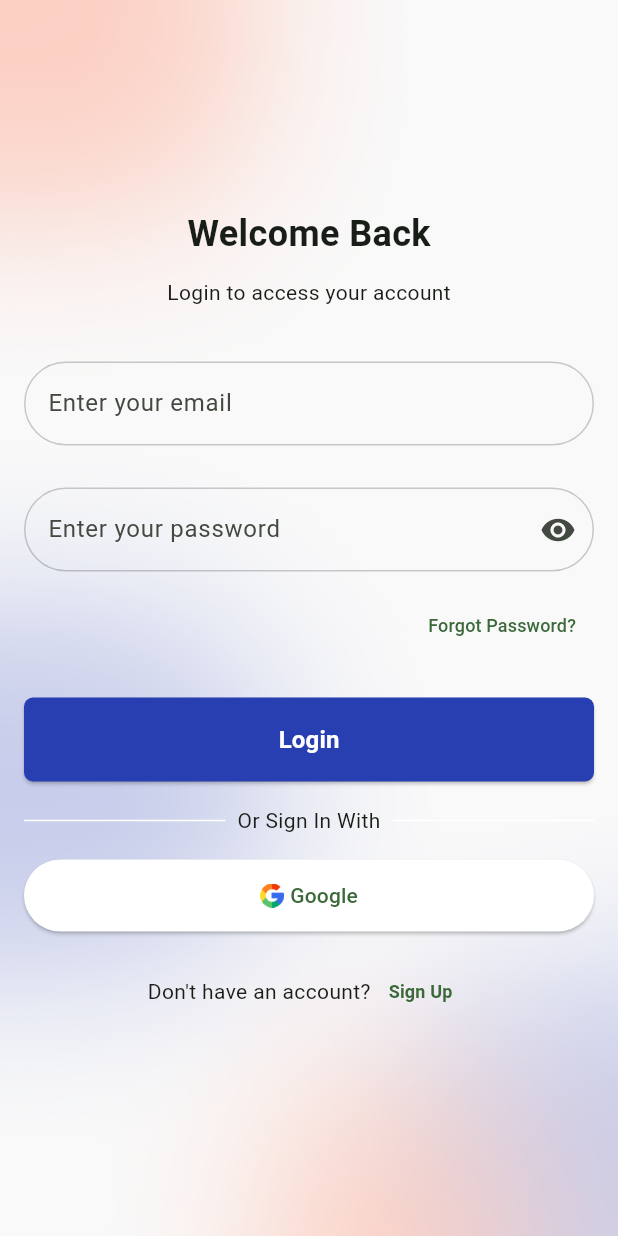
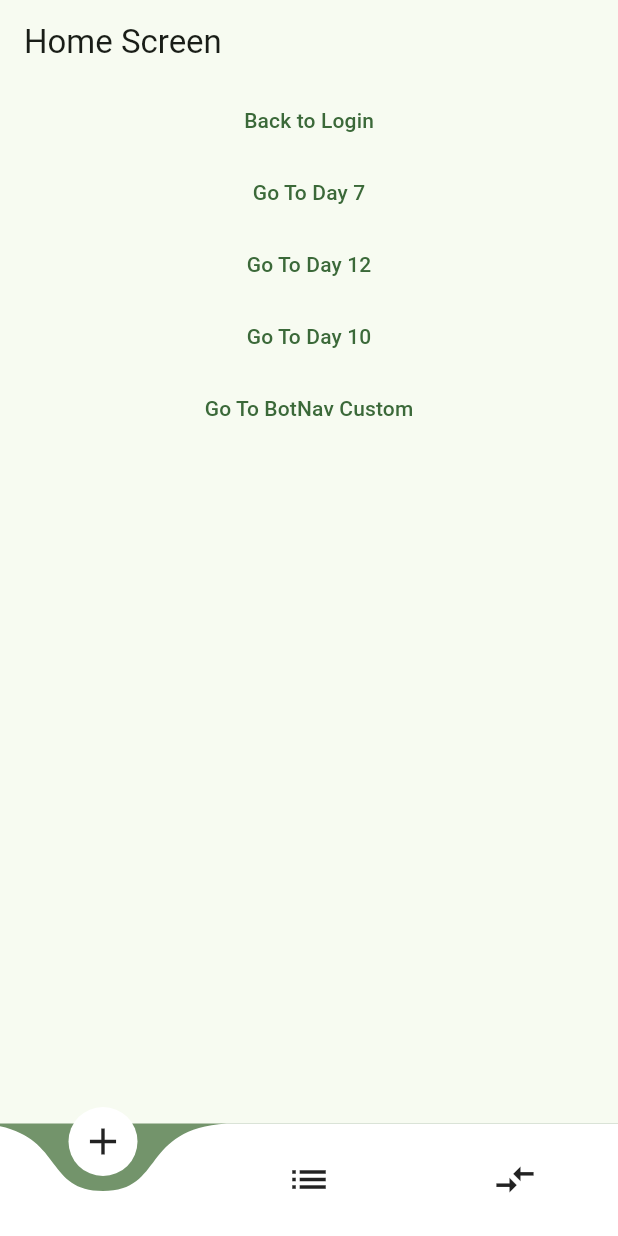
Before and after one commit to Habibieproject/ppkd_b4, a Flutter app: the screen it shows after launch, on a phone screen of 412 x 824 dp. Run offline on Flutter 3.47's test engine with Material 3 defaults, Android fonts, the light colour scheme and no system bars; drawn by our look-alikes of curved_navigation_bar; our stand-ins replace confetti, shared_preferences.

Commit message:
Day 15B Drawer & Bottom Navigator

```diff
--- /dev/null
+++ b/lib/day_15/bot_nav_custom.dart
@@ -0,0 +1,44 @@
+import 'package:curved_navigation_bar/curved_navigation_bar.dart';
+import 'package:flutter/material.dart';
+import 'package:ppkd_b4/constant/app_color.dart';
+import 'package:ppkd_b4/day_10/grid/gridview_builder.dart';
+import 'package:ppkd_b4/day_15/drawer.dart';
+import 'package:ppkd_b4/day_15/home_screen.dart';
+
+class BottomNavCustomDay15 extends StatefulWidget {
+  const BottomNavCustomDay15({super.key});
+
+  @override
+  State<BottomNavCustomDay15> createState() => _BottomNavCustomDay15State();
+}
+
+class _BottomNavCustomDay15State extends State<BottomNavCustomDay15> {
+  int _selectedIndex = 0;
+  static const List<Widget> _widgetOptions = [
+    // Center(child: Text("Home")),
+    HomeScreenDay15(),
+    GridViewWidgetDay10(),
+    DrawerWidgetDay15(),
+  ];
+  @override
+  Widget build(BuildContext context) {
+    return Scaffold(
+      // appBar: AppBar(title: Text("Bottom Navigation")),
+      body: _widgetOptions[_selectedIndex],
+      bottomNavigationBar: CurvedNavigationBar(
+        backgroundColor: AppColor.primaryColor,
+        items: <Widget>[
+          Icon(Icons.add, size: 30),
+          Icon(Icons.list, size: 30),
+          Icon(Icons.compare_arrows, size: 30),
+        ],
+        onTap: (index) {
+          print(index);
+          setState(() {
+            _selectedIndex = index;
+          });
+        },
+      ),
+    );
+  }
+}
--- a/lib/day_15/home_screen.dart
+++ b/lib/day_15/home_screen.dart
@@ -1,9 +1,11 @@
 import 'package:flutter/material.dart';
 import 'package:ppkd_b4/day_10/stack.dart';
 import 'package:ppkd_b4/day_12/state/state_2.dart';
+import 'package:ppkd_b4/day_15/bot_nav_custom.dart';
+import 'package:ppkd_b4/day_7/column.dart';
 
-class HomeScreen extends StatelessWidget {
-  const HomeScreen({super.key});
+class HomeScreenDay15 extends StatelessWidget {
+  const HomeScreenDay15({super.key});
 
   @override
   Widget build(BuildContext context) {
@@ -21,6 +23,17 @@ class HomeScreen extends StatelessWidget {
                 Navigator.pop(context);
               },
               child: Text("Back to Login"),
+            ),
+          ),
+          Center(
+            child: TextButton(
+              onPressed: () {
+                Navigator.push(
+                  context,
+                  MaterialPageRoute(builder: (context) => ColumnWidgetDay7()),
+                );
+              },
+              child: Text("Go To Day 7"),
             ),
           ),
           Center(
@@ -46,6 +59,19 @@ class HomeScreen extends StatelessWidget {
               child: Text("Go To Day 10"),
             ),
           ),
+          Center(
+            child: TextButton(
+              onPressed: () {
+                Navigator.push(
+                  context,
+                  MaterialPageRoute(
+                    builder: (context) => BottomNavCustomDay15(),
+                  ),
+                );
+              },
+              child: Text("Go To BotNav Custom"),
+            ),
+          ),
         ],
       ),
     );
--- a/lib/day_15/login_screen.dart
+++ b/lib/day_15/login_screen.dart
@@ -2,14 +2,14 @@ import 'package:flutter/material.dart';
 import 'package:ppkd_b4/day_15/home_screen.dart';
 import 'package:ppkd_b4/widgets/login_button.dart';
 
-class LoginScreen extends StatefulWidget {
-  const LoginScreen({super.key});
+class LoginScreenDay15 extends StatefulWidget {
+  const LoginScreenDay15({super.key});
   static const id = "/login";
   @override
-  State<LoginScreen> createState() => _LoginScreenState();
+  State<LoginScreenDay15> createState() => _LoginScreenDay15State();
 }
 
-class _LoginScreenState extends State<LoginScreen> {
+class _LoginScreenDay15State extends State<LoginScreenDay15> {
   final TextEditingController emailController = TextEditingController();
   final TextEditingController passwordController = TextEditingController();
   bool isVisibility = false;
@@ -21,7 +21,7 @@ class _LoginScreenState extends State<LoginScreen> {
   login() async {
     Navigator.push(
       context,
-      MaterialPageRoute(builder: (context) => HomeScreen()),
+      MaterialPageRoute(builder: (context) => HomeScreenDay15()),
     );
   }
 
@@ -89,7 +89,7 @@ class _LoginScreenState extends State<LoginScreen> {
                 onPressed: () {
                   Navigator.push(
                     context,
-                    MaterialPageRoute(builder: (context) => HomeScreen()),
+                    MaterialPageRoute(builder: (context) => HomeScreenDay15()),
                   );
                 },
               ),
--- a/lib/main.dart
+++ b/lib/main.dart
@@ -1,5 +1,5 @@
 import 'package:flutter/material.dart';
-import 'package:ppkd_b4/day_15/login_screen.dart';
+import 'package:ppkd_b4/day_15/bot_nav_custom.dart';
 
 void main() {
   runApp(const MyApp());
@@ -31,7 +31,7 @@ class MyApp extends StatelessWidget {
         // tested with just a hot reload.
         colorScheme: ColorScheme.fromSeed(seedColor: Colors.green),
       ),
-      home: const LoginScreen(),
+      home: const BottomNavCustomDay15(),
     );
   }
 }
--- a/pubspec.yaml
+++ b/pubspec.yaml
@@ -30,6 +30,7 @@ environment:
 dependencies:
   confetti: ^0.8.0
   cupertino_icons: ^1.0.8
+  curved_navigation_bar: ^1.0.6
   flutter:
     sdk: flutter
   shared_preferences: ^2.5.3
```
Also changed, not shown: lib/day_15/drawer.dart (added, +65 -0 lines), lib/day_15/main_screen.dart (added, +42 -0 lines), lib/day_7/column.dart (+47 -15 lines), pubspec.lock.
